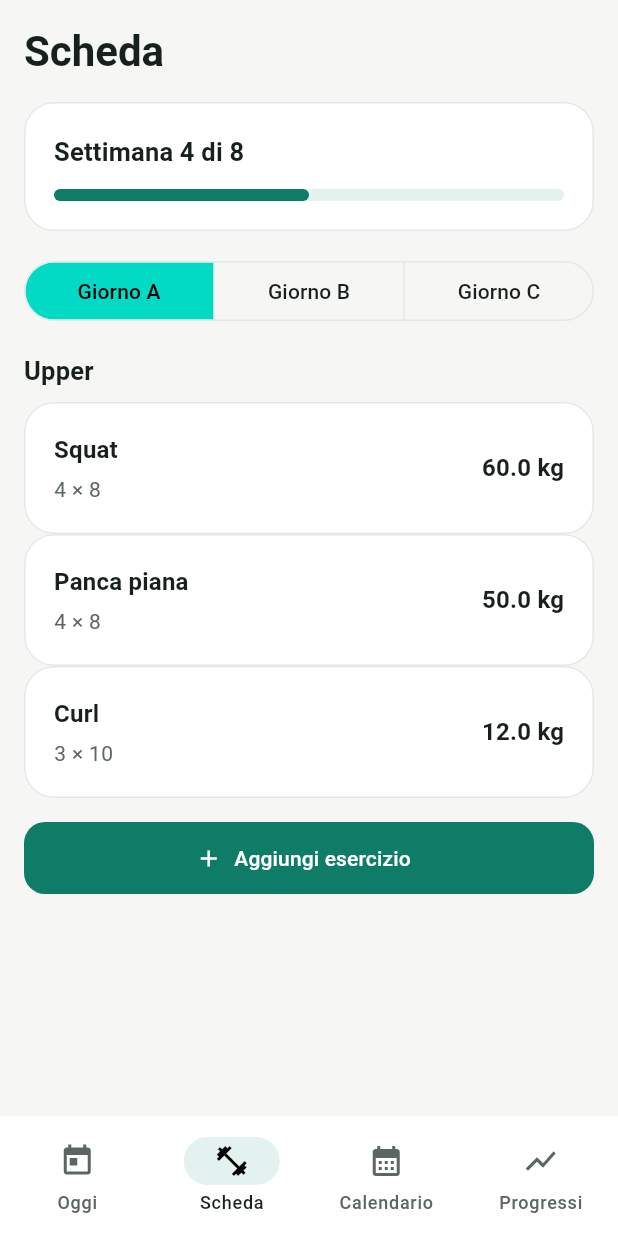
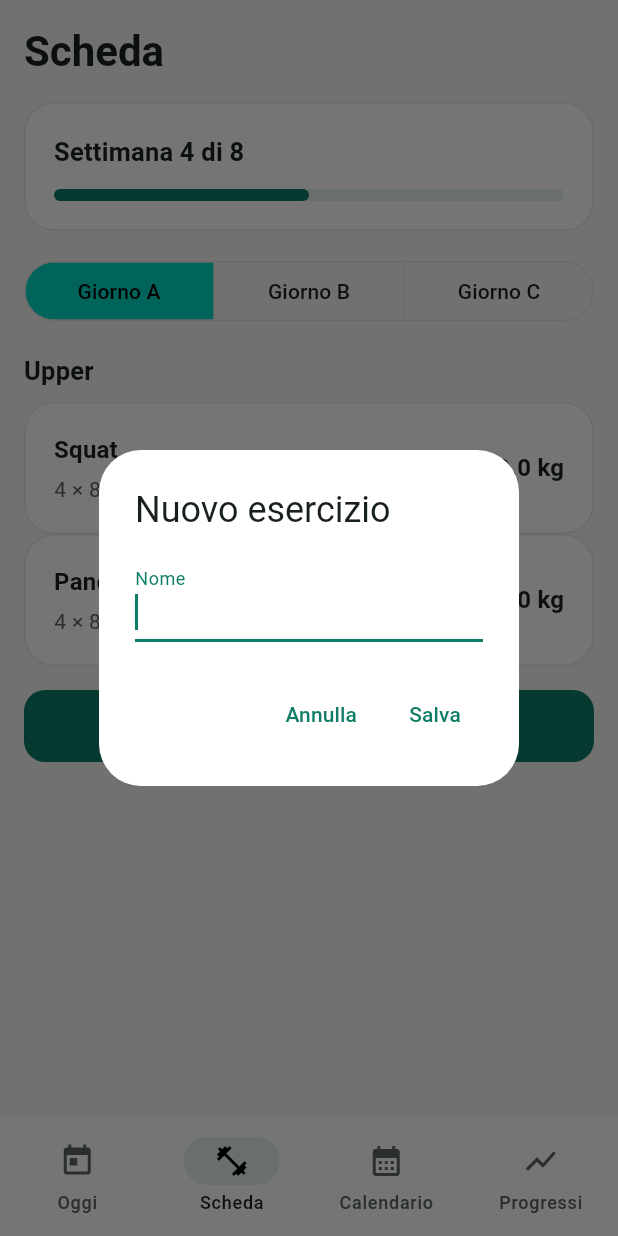
Before and after one commit to MatteoRossii/Balance, a Flutter app: the screen it shows after launch, item 2 of the bottom bar chosen, after a tap on "Aggiungi esercizio", on a phone screen of 412 x 824 dp. Run offline on Flutter 3.47's test engine with Material 3 defaults, Android fonts, the phone set to English and light mode, and no system bars.

Commit message:
aggiunta esercizio

```diff
--- a/lib/schermata_scheda.dart
+++ b/lib/schermata_scheda.dart
@@ -55,6 +55,49 @@ class _SchermataSchedaState extends State<SchermataScheda> {
   // 0 = A, 1 = B, 2 = C. All'apertura è selezionato il primo.
   // NON è final: deve poter cambiare quando tocchi un altro giorno.
   int _giornoSelezionato = 0;
+  // Apre la finestra per inserire un nuovo esercizio.
+  // Per ora è vuota: i campi li aggiungiamo nei prossimi passi.
+  void _apriModuloEsercizio() {
+    // Il giorno a cui aggiungere l'esercizio (quello scelto con A/B/C).
+    final giorno = schedaEsempio.giorni[_giornoSelezionato];
+
+    // Qui ricordiamo cosa scrive l'utente nel campo "Nome".
+    // `var` e non `final`: il valore cambia a ogni lettera.
+    var nome = '';
+
+    showDialog(
+      context: context,
+      builder: (context) {
+        return AlertDialog(
+          title: const Text('Nuovo esercizio'),
+          content: TextField(
+            autofocus: true,
+            decoration: const InputDecoration(labelText: 'Nome'),
+            onChanged: (testo) => nome = testo,
+          ),
+          actions: [
+            TextButton(
+              onPressed: () => Navigator.pop(context),
+              child: const Text('Annulla'),
+            ),
+            TextButton(
+              onPressed: () {
+                // PROVVISORIO: serie e ripetizioni fisse finché
+                // non aggiungiamo i loro campi (sotto-passo 3).
+                setState(() {
+                  giorno.esercizi.add(
+                    Esercizio(nome: nome, serie: 3, ripetizioni: 10),
+                  );
+                });
+                Navigator.pop(context); // chiude la finestra
+              },
+              child: const Text('Salva'),
+            ),
+          ],
+        );
+      },
+    );
+  }
 
   @override
   Widget build(BuildContext context) {
@@ -157,14 +200,7 @@ class _SchermataSchedaState extends State<SchermataScheda> {
         // PROVA: aggiunge sempre lo stesso esercizio al giorno selezionato.
         // Nel prossimo passo lo sostituiremo con un modulo da compilare.
         FilledButton.icon(
-          onPressed: () {
-            setState(() {
-              giorno.esercizi.add(
-                const Esercizio(
-                    nome: 'Curl', serie: 3, ripetizioni: 10, carico: 12),
-              );
-            });
-          },
+          onPressed: _apriModuloEsercizio,
           icon: const Icon(Icons.add),
           label: const Text('Aggiungi esercizio'),
         ),
```
